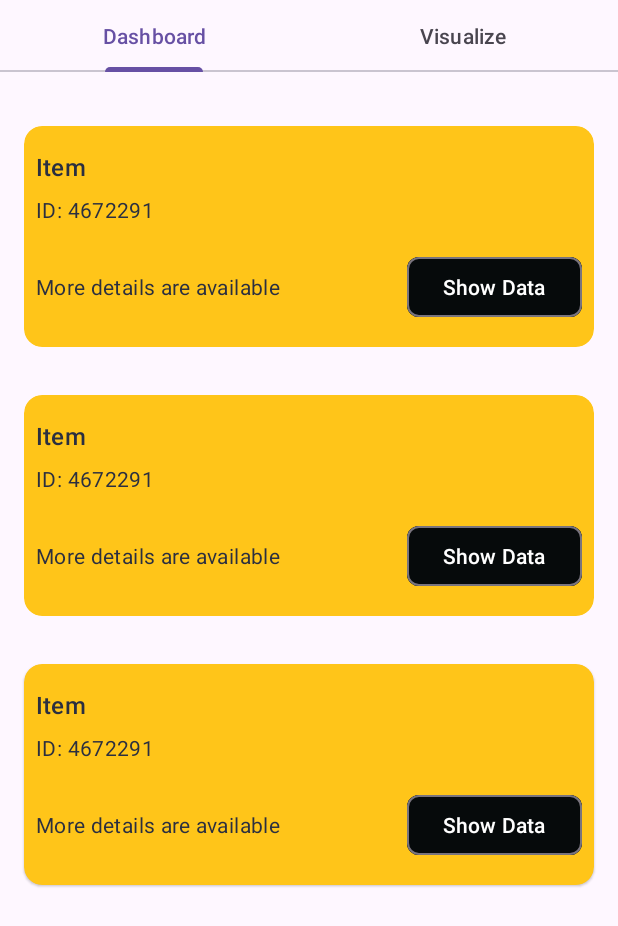
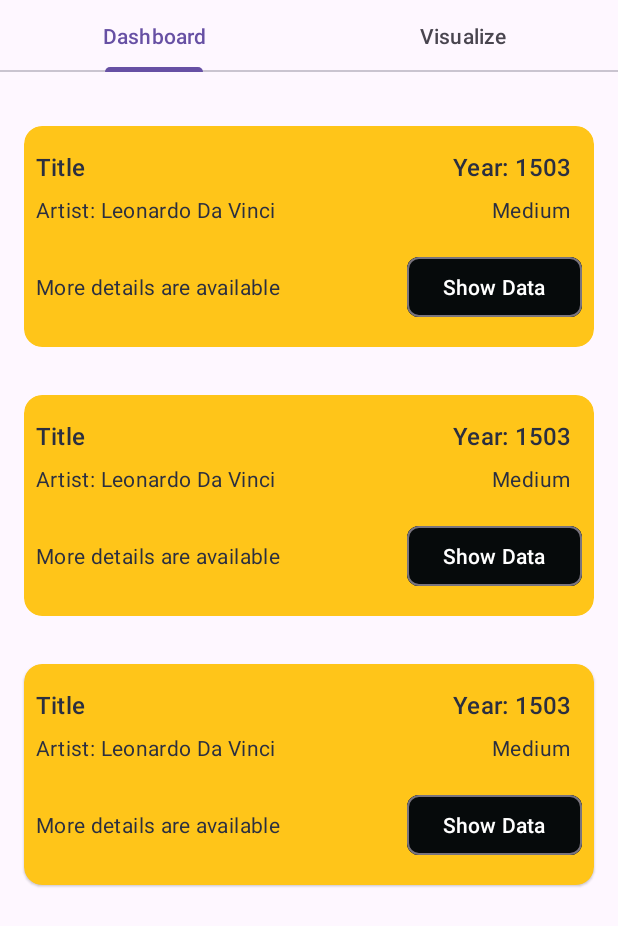
Before and after one commit to AurelioAlfons/Assignment2_Aurelio24672291, an Android app: the layout fragment_dashboard.xml on its own in the app's theme, with its tools: preview values and no code run, on a phone screen of 412 x 824 dp. Shown: the top 926 px of the screen. Run offline under Robolectric (Android 15) with nearby library versions, the phone set to English and light mode, and no system bars.

Commit message:
Clean Code, Keypass Layout API, RecyclerView package

```diff
--- a/app/src/main/AndroidManifest.xml
+++ b/app/src/main/AndroidManifest.xml
@@ -3,7 +3,6 @@
     xmlns:tools="http://schemas.android.com/tools">
 
     <application
-        android:name=".day7.MyApplication"
         android:allowBackup="true"
         android:dataExtractionRules="@xml/data_extraction_rules"
         android:fullBackupContent="@xml/backup_rules"
--- a/app/src/main/java/com/example/assignment2_aurelio24672291/MainActivity.kt
+++ b/app/src/main/java/com/example/assignment2_aurelio24672291/MainActivity.kt
@@ -14,7 +14,13 @@ import androidx.navigation.fragment.NavHostFragment
 import androidx.navigation.ui.setupWithNavController
 import com.google.android.material.bottomnavigation.BottomNavigationView
 
+//@AndroidEntryPoint
 class MainActivity : AppCompatActivity() {
+
+//    @Inject
+//    @Named("String1")
+//    lateinit var myString1:String
+
     @SuppressLint("MissingInflatedId")
     override fun onCreate(savedInstanceState: Bundle?) {
         super.onCreate(savedInstanceState)
--- /dev/null
+++ b/app/src/main/java/com/example/assignment2_aurelio24672291/data/ArtResponse.kt
@@ -0,0 +1,6 @@
+package com.example.assignment2_aurelio24672291.data
+
+data class ArtResponse(
+    val entities: List<Entity>,
+    val entityTotal: Int
+)
--- a/app/src/main/java/com/example/assignment2_aurelio24672291/network/RestfulApiDevService.kt
+++ b/app/src/main/java/com/example/assignment2_aurelio24672291/network/RestfulApiDevService.kt
@@ -1,6 +1,6 @@
 package com.example.assignment2_aurelio24672291.network
 
-import com.vu.androidbasicapp.home.data.ResponseItem
+import com.example.assignment2_aurelio24672291.data.ResponseItem
 import retrofit2.http.GET
 
 interface RestfulApiDevService {
--- a/app/src/main/res/layout/item_layout_restful_api_dev.xml
+++ b/app/src/main/res/layout/item_layout_restful_api_dev.xml
@@ -25,7 +25,7 @@
             android:textColor="#2B2F40"
             app:layout_constraintStart_toStartOf="parent"
             app:layout_constraintTop_toTopOf="parent"
-            tools:text="Item" />
+            tools:text="Title" />
 
         <TextView
             android:id="@+id/itemIdText"
@@ -37,7 +37,34 @@
             android:textColor="#2B2F40"
             app:layout_constraintStart_toStartOf="@id/itemNametext"
             app:layout_constraintTop_toBottomOf="@id/itemNametext"
-            tools:text="ID: 4672291" />
+            tools:text="Artist: Leonardo Da Vinci" />
+
+        <TextView
+            android:id="@+id/itemYeartext"
+            android:layout_width="wrap_content"
+            android:layout_height="wrap_content"
+            android:layout_marginTop="16dp"
+            android:text=""
+            android:textAppearance="?attr/textAppearanceTitleMedium"
+            android:textColor="#2B2F40"
+            app:layout_constraintEnd_toEndOf="parent"
+            app:layout_constraintHorizontal_bias="0.952"
+            app:layout_constraintStart_toStartOf="parent"
+            app:layout_constraintTop_toTopOf="parent"
+            tools:text="Year: 1503" />
+
+        <TextView
+            android:id="@+id/itemMediumtext"
+            android:layout_width="wrap_content"
+            android:layout_height="wrap_content"
+            android:layout_marginTop="8dp"
+            android:layout_marginEnd="16dp"
+            android:text=""
+            android:textAppearance="?attr/textAppearanceBodyMedium"
+            android:textColor="#2B2F40"
+            app:layout_constraintEnd_toEndOf="parent"
+            app:layout_constraintTop_toBottomOf="@+id/itemYeartext"
+            tools:text="Medium" />
 
         <TextView
             android:id="@+id/detailsText"
```
Also changed, not shown: app/src/main/java/com/example/assignment2_aurelio24672291/data/Entity.kt (added, +12 -0 lines), app/src/main/java/com/example/assignment2_aurelio24672291/data/ResponseItem.kt (+11 -4 lines), app/src/main/java/com/example/assignment2_aurelio24672291/network/RestfulApiDevRetrofitClient.kt (+17 -3 lines), app/src/main/java/com/example/assignment2_aurelio24672291/pages/DashScreenViewModel.kt (added, +29 -0 lines), app/src/main/java/com/example/assignment2_aurelio24672291/recyclerview/MyRecyclerViewAdapter.kt (added, +27 -0 lines), app/src/main/java/com/example/assignment2_aurelio24672291/recyclerview/ResponseItemViewHolder.kt (added, +51 -0 lines).
